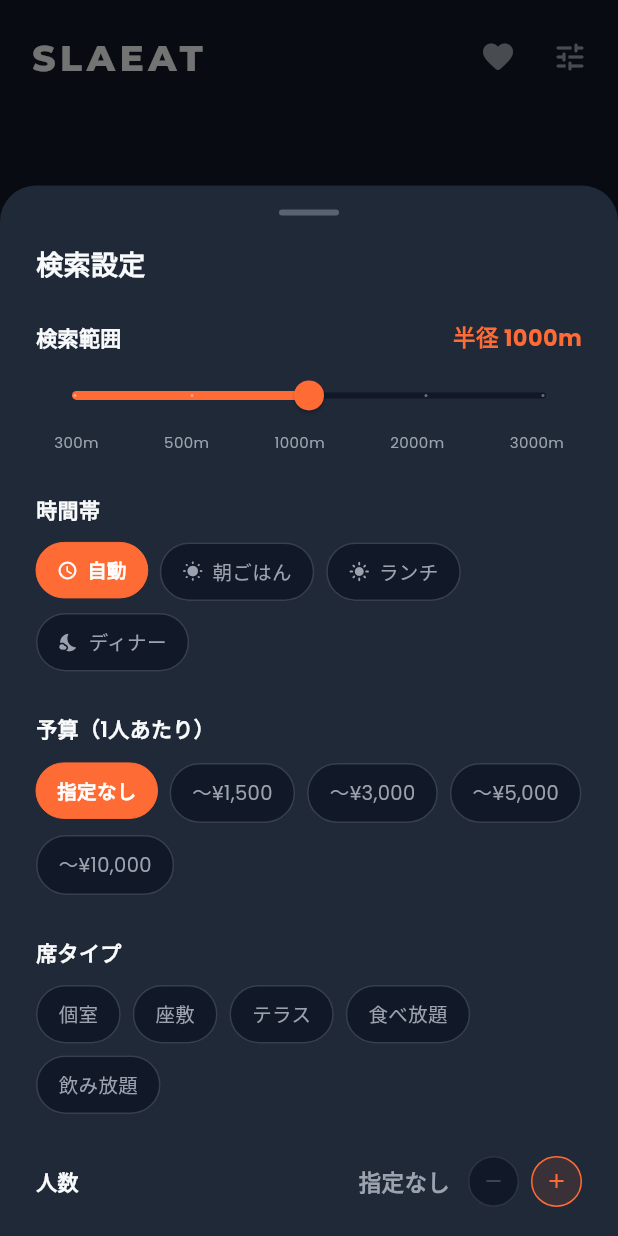
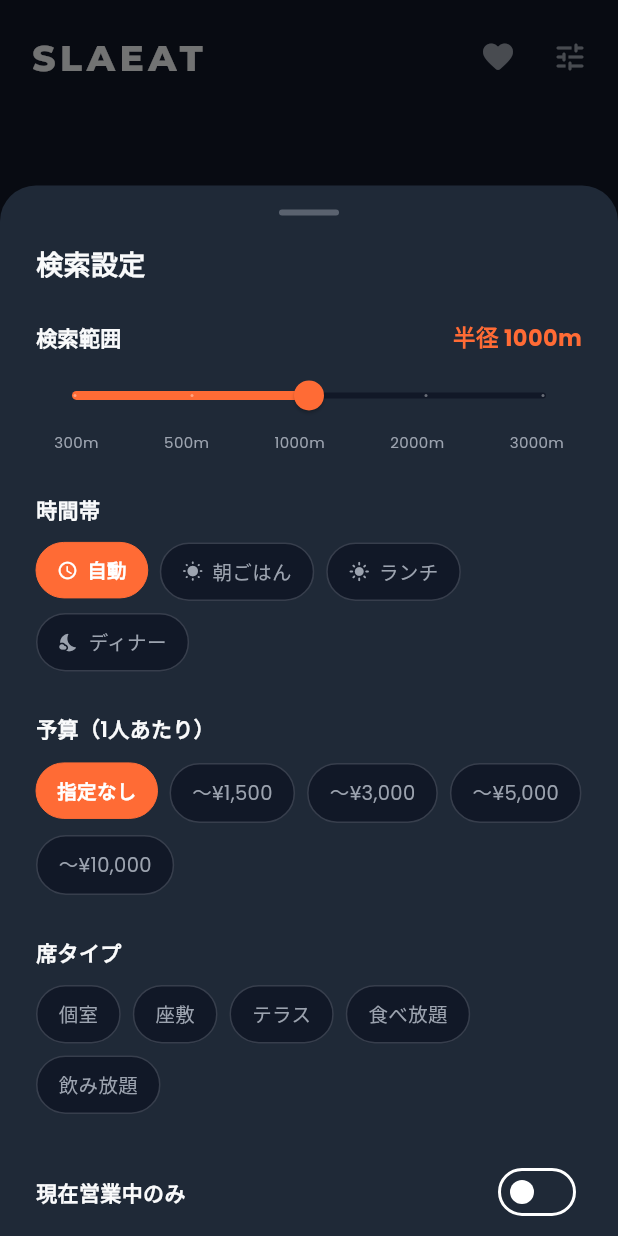
Before and after one commit to nicchizuofficial-debug/slaeat, a Flutter app: the screen it shows after launch, after a tap on the "tune" icon, on a phone screen of 412 x 824 dp. Run offline on Flutter 3.47's test engine with Material 3 defaults, Android fonts, the phone set to English and light mode, and no system bars; our stand-ins replace flutter_card_swiper, geolocator, google_fonts, shared_preferences.

Commit message:
Add open-now filter and bump build to 5
- Add isCurrentlyOpen() parser for HotPepper open time text
- Add openNowOnly toggle in settings sheet
- Bump version to 1.0.0+5

Co-Authored-By: Claude Sonnet 4.6 <noreply@anthropic.com>

```diff
--- a/lib/main.dart
+++ b/lib/main.dart
@@ -136,6 +136,7 @@ class _SwipePageState extends State<SwipePage> {
   String? _budget;
   Set<String> _seatTypes = {};
   int _partySize = 1; // 1 = 指定なし
+  bool _openNowOnly = false;
   bool _loading = true;
   String? _error;
   int _currentIndex = 0;
@@ -180,6 +181,7 @@ class _SwipePageState extends State<SwipePage> {
         budget: _budget,
         seatTypes: _seatTypes,
         partyCapacity: _partySize >= 2 ? _partySize : null,
+        openNowOnly: _openNowOnly,
       );
       if (!mounted) return;
 
@@ -221,13 +223,15 @@ class _SwipePageState extends State<SwipePage> {
         initialBudget: _budget,
         initialSeatTypes: _seatTypes,
         initialPartySize: _partySize,
-        onApply: (range, mealOverride, budget, seatTypes, partySize) {
+        initialOpenNowOnly: _openNowOnly,
+        onApply: (range, mealOverride, budget, seatTypes, partySize, openNowOnly) {
           setState(() {
             _range = range;
             _mealTimeOverride = mealOverride;
             _budget = budget;
             _seatTypes = seatTypes;
             _partySize = partySize;
+            _openNowOnly = openNowOnly;
           });
           _load();
         },
@@ -674,6 +678,7 @@ class _SettingsSheet extends StatefulWidget {
     required this.initialBudget,
     required this.initialSeatTypes,
     required this.initialPartySize,
+    required this.initialOpenNowOnly,
     required this.onApply,
   });
 
@@ -682,12 +687,14 @@ class _SettingsSheet extends StatefulWidget {
   final String? initialBudget;
   final Set<String> initialSeatTypes;
   final int initialPartySize;
+  final bool initialOpenNowOnly;
   final void Function(
     int range,
     MealTime? mealOverride,
     String? budget,
     Set<String> seatTypes,
     int partySize,
+    bool openNowOnly,
   ) onApply;
 
   @override
@@ -700,6 +707,7 @@ class _SettingsSheetState extends State<_SettingsSheet> {
   String? _budget;
   late Set<String> _seatTypes;
   late int _partySize;
+  late bool _openNowOnly;
 
   String get _distLabel => _kRangeLabels[_sliderVal.round()];
   int get _rangeVal => _sliderVal.round() + 1;
@@ -712,6 +720,7 @@ class _SettingsSheetState extends State<_SettingsSheet> {
     _budget = widget.initialBudget;
     _seatTypes = Set<String>.from(widget.initialSeatTypes);
     _partySize = widget.initialPartySize;
+    _openNowOnly = widget.initialOpenNowOnly;
   }
 
   @override
@@ -917,6 +926,25 @@ class _SettingsSheetState extends State<_SettingsSheet> {
           ),
           const SizedBox(height: 28),
 
+          // ── 現在営業中のみ ────────────────────────────
+          Row(
+            children: [
+              const Text('現在営業中のみ',
+                  style: TextStyle(
+                      fontSize: 14,
+                      fontWeight: FontWeight.w600,
+                      color: _kText)),
+              const Spacer(),
+              Switch(
+                value: _openNowOnly,
+                onChanged: (v) => setState(() => _openNowOnly = v),
+                activeThumbColor: _kOrange,
+                activeTrackColor: _kOrange.withAlpha(180),
+              ),
+            ],
+          ),
+          const SizedBox(height: 28),
+
           // ── 人数 ──────────────────────────────────────
           Row(
             children: [
@@ -940,7 +968,7 @@ class _SettingsSheetState extends State<_SettingsSheet> {
             child: FilledButton(
               onPressed: () {
                 Navigator.of(context).pop();
-                widget.onApply(_rangeVal, _mealOverride, _budget, Set<String>.from(_seatTypes), _partySize);
+                widget.onApply(_rangeVal, _mealOverride, _budget, Set<String>.from(_seatTypes), _partySize, _openNowOnly);
               },
               style: FilledButton.styleFrom(
                 backgroundColor: _kOrange,
--- a/pubspec.yaml
+++ b/pubspec.yaml
@@ -16,7 +16,7 @@ publish_to: 'none' # Remove this line if you wish to publish to pub.dev
 # https://developer.apple.com/library/archive/documentation/General/Reference/InfoPlistKeyReference/Articles/CoreFoundationKeys.html
 # In Windows, build-name is used as the major, minor, and patch parts
 # of the product and file versions while build-number is used as the build suffix.
-version: 1.0.0+4
+version: 1.0.0+5
 
 environment:
   sdk: ^3.12.1
```
Also changed, not shown: lib/hotpepper_service.dart (+80 -0 lines).
